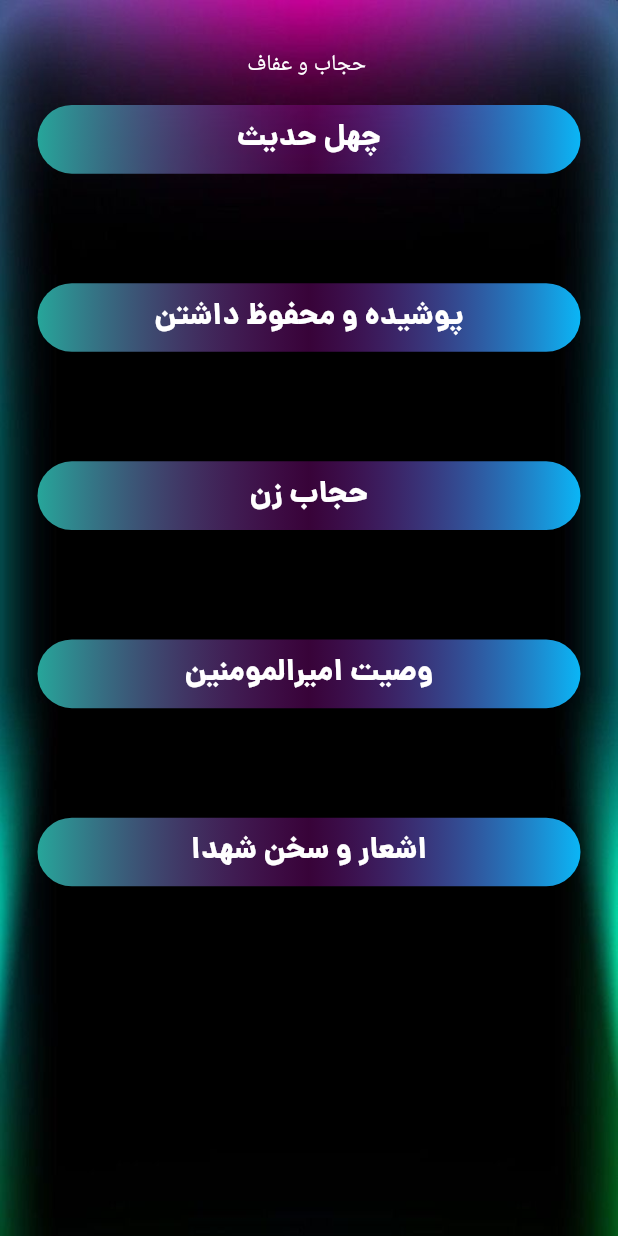
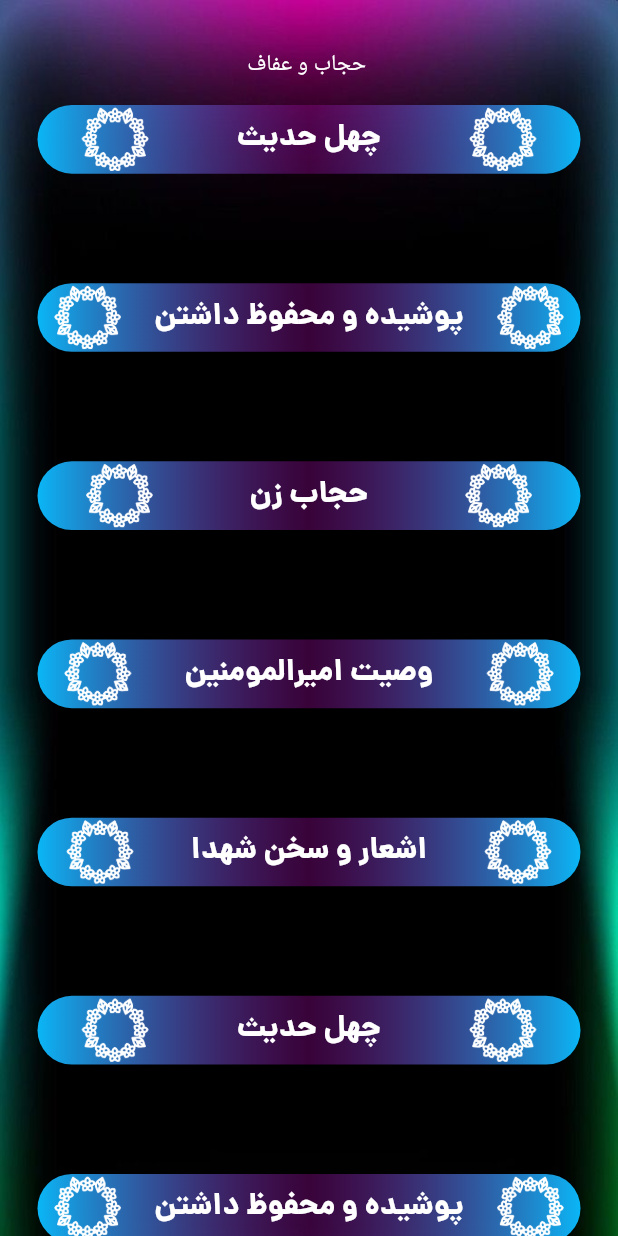
Before and after one commit to mahdiramezanii/hijab-app-flutter, a Flutter app: the screen it shows after launch, on a phone screen of 412 x 824 dp. Run offline on Flutter 3.47's test engine with Material 2 defaults, Android fonts, the light colour scheme and no system bars; our stand-ins replace flutter_spinkit.

Commit message:
complate HomePage

```diff
--- a/lib/Models/models.dart
+++ b/lib/Models/models.dart
@@ -15,6 +15,16 @@ List<HomeViewList> HomeViewData=[
   HomeViewList(name: "حجاب زن"),
   HomeViewList(name: "وصیت امیرالمومنین"),
   HomeViewList(name: "اشعار و سخن شهدا"),
+   HomeViewList(name: "چهل حدیث"),
+  HomeViewList(name: "پوشیده و محفوظ داشتن"),
+  HomeViewList(name: "حجاب زن"),
+  HomeViewList(name: "وصیت امیرالمومنین"),
+  HomeViewList(name: "اشعار و سخن شهدا"),
+   HomeViewList(name: "چهل حدیث"),
+  HomeViewList(name: "پوشیده و محفوظ داشتن"),
+  HomeViewList(name: "حجاب زن"),
+  HomeViewList(name: "وصیت امیرالمومنین"),
+  HomeViewList(name: "اشعار و سخن شهدا"),
 
 ];
 
--- a/lib/gen/assets.gen.dart
+++ b/lib/gen/assets.gen.dart
@@ -12,6 +12,9 @@ import 'package:flutter/widgets.dart';
 class $AssetsImagesGen {
   const $AssetsImagesGen();
 
+  /// File path: assets/images/flowers.png
+  AssetGenImage get flowers => const AssetGenImage('assets/images/flowers.png');
+
   /// File path: assets/images/homebg.jpg
   AssetGenImage get homebg => const AssetGenImage('assets/images/homebg.jpg');
 
@@ -20,7 +23,7 @@ class $AssetsImagesGen {
       const AssetGenImage('assets/images/splash-image.jpg');
 
   /// List of all assets
-  List<AssetGenImage> get values => [homebg, splashImage];
+  List<AssetGenImage> get values => [flowers, homebg, splashImage];
 }
 
 class Assets {
--- a/lib/main.dart
+++ b/lib/main.dart
@@ -26,6 +26,12 @@ class MyApp extends StatelessWidget {
             fontSize: 18,
             fontWeight: FontWeight.w900,
             color: Colors.black
+          ),
+          headline2: TextStyle(
+            fontFamily: "dana",
+            fontSize: 20,
+            fontWeight: FontWeight.w900,
+            color: Colors.white,
           )
         )
       ),
--- a/lib/myColors.dart
+++ b/lib/myColors.dart
@@ -12,4 +12,6 @@ class MyGradianCOlors{
   static const List<Color> splashNavigationColor=[
       Colors.blue,Color.fromARGB(255, 48, 65, 61)
   ];
+
+  static const List<Color> HomeListViewBody=[];
 }
--- a/lib/views/home_view.dart
+++ b/lib/views/home_view.dart
@@ -1,12 +1,20 @@
+import 'package:flutter/cupertino.dart';
 import 'package:flutter/material.dart';
 import 'package:flutter_application_1/Models/models.dart';
 import 'package:flutter_application_1/gen/assets.gen.dart';
 
-class HomePage extends StatelessWidget {
+class HomePage extends StatefulWidget {
+  @override
+  State<HomePage> createState() => _HomePageState();
+  var _selectedIndex;
+}
+
+class _HomePageState extends State<HomePage> {
   @override
   Widget build(BuildContext context) {
     // TODO: implement build
     return Scaffold(
+
       body: Stack(
         children: [
           Container(
@@ -17,43 +25,83 @@ class HomePage extends StatelessWidget {
                     fit: BoxFit.fill)),
           ),
           Positioned(
-          top: MediaQuery.of(context).size.height/25,
-          left: MediaQuery.of(context).size.width/2.5,
-
-
-          child: Text("حجاب و عفاف",style: TextStyle(color: Colors.white),)),
+              top: MediaQuery.of(context).size.height / 25,
+              left: MediaQuery.of(context).size.width / 2.5,
+              child: const Text(
+                "حجاب و عفاف",
+                style: TextStyle(color: Colors.white),
+              )),
           ListView.builder(
               scrollDirection: Axis.vertical,
               itemCount: HomeViewData.length,
-            itemBuilder: (BuildContext context,int index) {
+              itemBuilder: (BuildContext context, int index) {
                 return Padding(
                   padding: const EdgeInsets.fromLTRB(25, 70, 25, 3),
+                  child: InkWell(
+                    onTap: (){
+                      print(index);
+                    },
                     child: Container(
                       height: MediaQuery.of(context).size.height / 18,
                       width: MediaQuery.of(context).size.width / 24,
-                  decoration: BoxDecoration(
-                      borderRadius: const BorderRadius.all(Radius.circular(1000)),
-                      gradient: LinearGradient(colors: [
+                      decoration: const BoxDecoration(
+                          borderRadius:
+                              const BorderRadius.all(Radius.circular(1000)),
+                          gradient: LinearGradient(
+                              colors: [
                                 const Color.fromRGBO(10, 182, 246, 1),
                                 Color.fromARGB(98, 145, 8, 147),
-                        Colors.teal.shade400
-                      ],begin: Alignment.bottomRight,
+                                const Color.fromRGBO(10, 182, 246, 1),
+                              ],
+                              begin: Alignment.bottomRight,
                               end: Alignment.bottomLeft)),
-                  child:  Row(
-                    mainAxisAlignment: MainAxisAlignment.center,
+                      child: Row(
+                        mainAxisAlignment: MainAxisAlignment.spaceAround,
                         children: [
-                      Text(HomeViewData[index].name!,style: const TextStyle(
-                        fontFamily: "dana",
-                        fontSize: 20,
+                          ImageIcon(
+                            AssetImage(Assets.images.flowers.path),
+                            size: 45,
                             color: Colors.white,
-                        fontWeight: FontWeight.w900
-                      ),),
+                          ),
+                          Text(
+                            HomeViewData[index].name!,
+                            style: Theme.of(context).textTheme.headline2,
+                          ),
+                          ImageIcon(
+                            AssetImage(Assets.images.flowers.path),
+                            size: 45,
+                            color: Colors.white,
+                          )
                         ],
                       ),
                     ),
+                  ),
                 );
-            })
+              }),
+
+              // Positioned(
+              //   bottom: 0,
+              //   left: 10,
+              //   right: 10,
+              //   child: Container(
+
+              //         height: MediaQuery.of(context).size.height/8,
+              //         decoration: const BoxDecoration(
+              //           borderRadius: BorderRadius.only(topRight: Radius.circular(30),topLeft: Radius.circular(30)),
+              //           gradient: LinearGradient(colors:[
+              //                 Color.fromARGB(255, 10, 143, 226),
+              //                 Color.fromARGB(255, 180, 20, 55),
+              //                 Color.fromARGB(255, 10, 143, 226),
+              //               ],
+              //               begin: Alignment.bottomRight,
+              //               end: Alignment.bottomLeft)
+              //         ),
+
+              //   ),
+              // )
         ],
-    ));
+      ),
+
+    );
   }
 }
```
Also changed, not shown: assets/images/flowers.png (added). Lines whose indentation alone changed are shown as unchanged.
